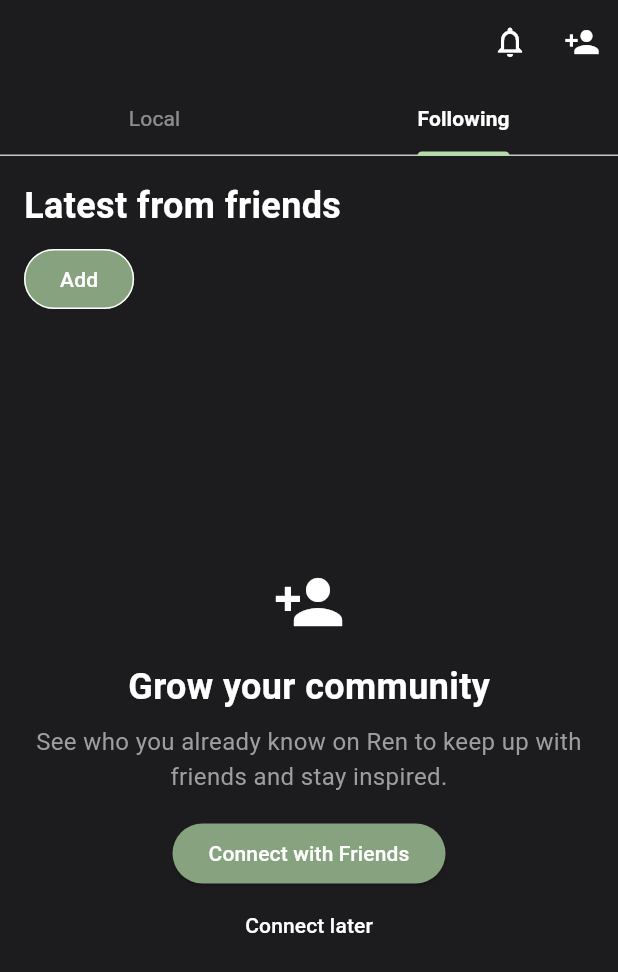
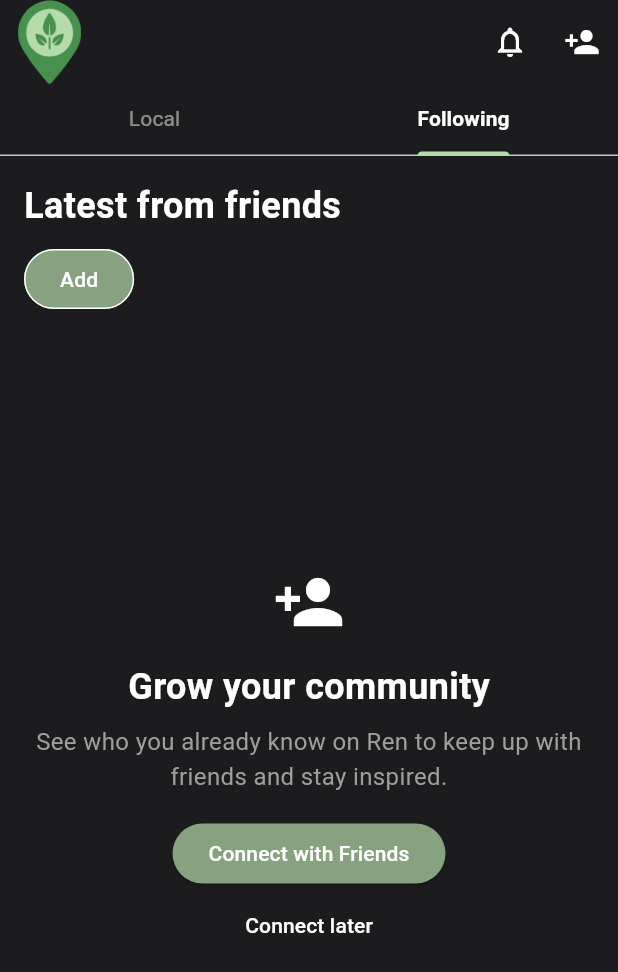
Before and after one commit to Ren-Kitahack-2023/Ren-App, a Flutter app: the CommunityPage screen opened directly, tab 2 chosen, on a phone screen of 412 x 824 dp. Shown: the top 972 px of the screen. Run offline on Flutter 3.47's test engine with Material 3 defaults, Android fonts, the phone set to English and light mode, and no system bars; our stand-ins replace firebase_auth, firebase_core, google_fonts, google_sign_in; accounts and stored records are empty; network calls fail.

Commit message:
Complete community page

```diff
--- a/ren/lib/pages/logged_in_pages/community_page.dart
+++ b/ren/lib/pages/logged_in_pages/community_page.dart
@@ -11,6 +11,21 @@ class CommunityPage extends StatelessWidget {
         backgroundColor: Color(0xFF1C1C1E),
         appBar: AppBar(
           backgroundColor: Color(0xFF1C1C1E),
+          leading: Container(
+            constraints: BoxConstraints(maxHeight: 40, maxWidth: 80), // Constrain the leading area size
+            child: Row(
+              mainAxisSize: MainAxisSize.min,
+              children: [
+                Padding(
+                  padding: EdgeInsets.only(left: 12.0), // Control the space between the logo and the text
+                  child: Image.asset(
+                    'lib/images/ren_logo.png', // Replace with your asset path
+                    fit: BoxFit.fitHeight, // Adjust the fit to maintain aspect ratio
+                  ),
+                ),
+              ],
+            ),
+          ),
           actions: <Widget>[
             IconButton(
               icon: Icon(Icons.notifications_none, color: Colors.white),
@@ -120,14 +135,16 @@ Widget buildSearchBar() {
       child: TextField(
         decoration: InputDecoration(
           hintText: 'Explore by destination',
-        hintStyle: TextStyle(fontSize: 16, color: Colors.white.withOpacity(0.5)),
+          hintStyle:
+              TextStyle(fontSize: 16, color: Colors.white.withOpacity(0.5)),
           prefixIcon: Icon(Icons.search, color: Colors.white.withOpacity(0.5)),
           suffixIcon: IconButton(
             icon: Icon(Icons.clear, color: Colors.white.withOpacity(0.5)),
             onPressed: () {/* Clear search logic here */},
           ),
           border: InputBorder.none,
-        contentPadding: EdgeInsets.symmetric(vertical: 0), // Center the text vertically
+          contentPadding:
+              EdgeInsets.symmetric(vertical: 0), // Center the text vertically
         ),
         style: TextStyle(color: Colors.white),
         onTap: () {
@@ -136,5 +153,4 @@ Widget buildSearchBar() {
       ),
     );
   }
-
 }
```
Lines whose indentation alone changed are shown as unchanged.
